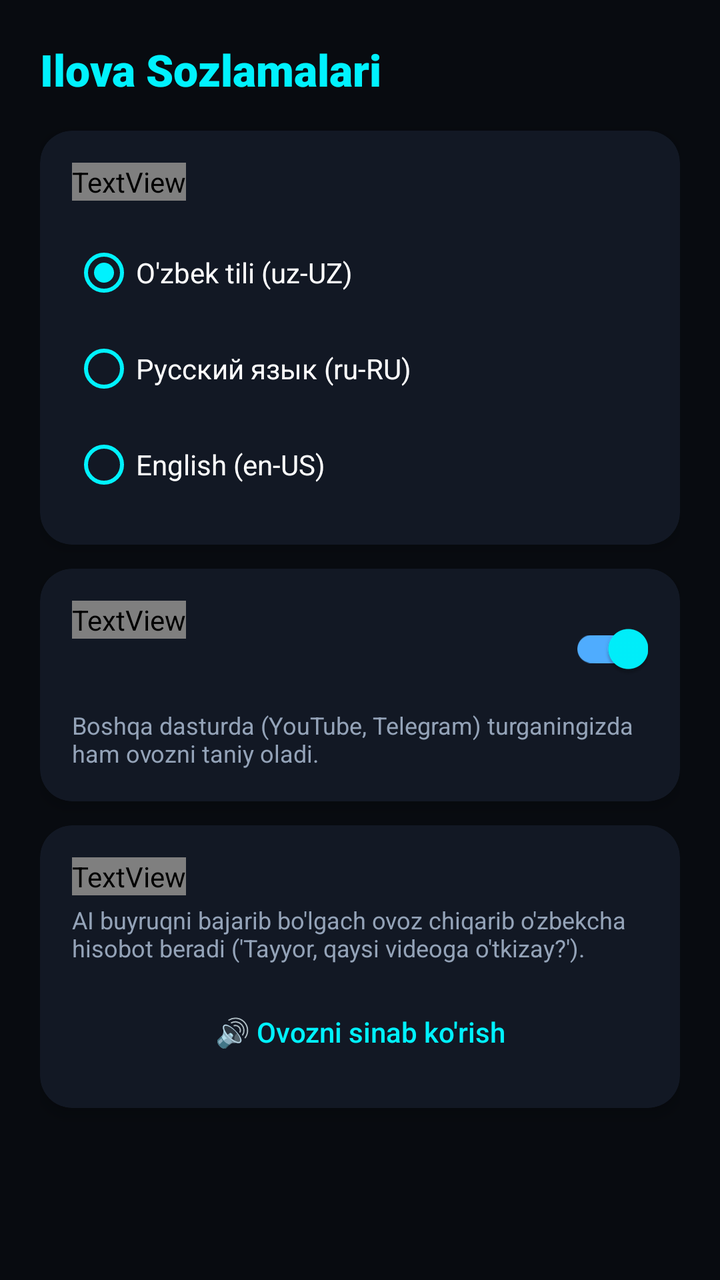
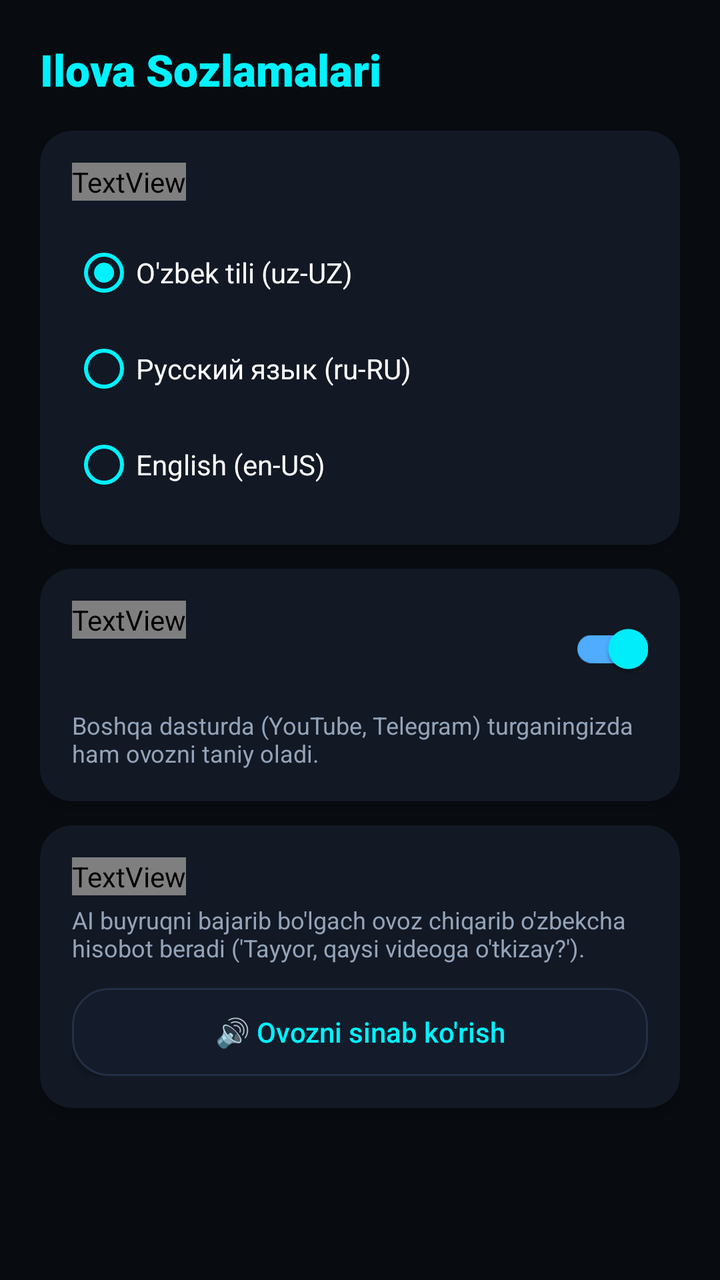

Before-and-after screenshots of an Android layout around one commit, followed by the original layout XML and the change that was made.
<!-- AndroidManifest.xml: application theme Theme.SupportAI -->
<!-- res/layout/fragment_settings.xml -->
<?xml version="1.0" encoding="utf-8"?>
<androidx.core.widget.NestedScrollView xmlns:android="http://schemas.android.com/apk/res/android"
    xmlns:app="http://schemas.android.com/apk/res-auto"
    android:layout_width="match_parent"
    android:layout_height="match_parent"
    android:background="@color/bg_main"
    android:fillViewport="true">

    <LinearLayout
        android:layout_width="match_parent"
        android:layout_height="wrap_content"
        android:orientation="vertical"
        android:padding="20dp">

        <TextView
            android:layout_width="wrap_content"
            android:layout_height="wrap_content"
            android:fontFamily="sans-serif-black"
            android:text="@string/settings_title"
            android:textColor="@color/neon_cyan"
            android:textSize="22sp" />

        
        <androidx.cardview.widget.CardView
            android:layout_width="match_parent"
            android:layout_height="wrap_content"
            android:layout_marginTop="16dp"
            app:cardBackgroundColor="@color/bg_card"
            app:cardCornerRadius="16dp"
            app:cardElevation="4dp">

            <LinearLayout
                android:layout_width="match_parent"
                android:layout_height="wrap_content"
                android:orientation="vertical"
                android:padding="16dp">

                <TextView
                    android:layout_width="wrap_content"
                    android:layout_height="wrap_content"
                    android:fontFamily="sans-serif-bold"
                    android:text="@string/setting_language_title"
                    android:textColor="@color/text_primary"
                    android:textSize="15sp" />

                <RadioGroup
                    android:id="@+id/rg_languages"
                    android:layout_width="match_parent"
                    android:layout_height="wrap_content"
                    android:layout_marginTop="12dp">

                    <RadioButton
                        android:id="@+id/rb_lang_uz"
                        android:layout_width="match_parent"
                        android:layout_height="wrap_content"
                        android:checked="true"
                        android:paddingVertical="8dp"
                        android:text="@string/lang_uz"
                        android:textColor="@color/text_primary"
                        app:buttonTint="@color/neon_cyan" />

                    <RadioButton
                        android:id="@+id/rb_lang_ru"
                        android:layout_width="match_parent"
                        android:layout_height="wrap_content"
                        android:paddingVertical="8dp"
                        android:text="@string/lang_ru"
                        android:textColor="@color/text_primary"
                        app:buttonTint="@color/neon_cyan" />

                    <RadioButton
                        android:id="@+id/rb_lang_en"
                        android:layout_width="match_parent"
                        android:layout_height="wrap_content"
                        android:paddingVertical="8dp"
                        android:text="@string/lang_en"
                        android:textColor="@color/text_primary"
                        app:buttonTint="@color/neon_cyan" />
                </RadioGroup>
            </LinearLayout>
        </androidx.cardview.widget.CardView>

        
        <androidx.cardview.widget.CardView
            android:layout_width="match_parent"
            android:layout_height="wrap_content"
            android:layout_marginTop="12dp"
            app:cardBackgroundColor="@color/bg_card"
            app:cardCornerRadius="16dp"
            app:cardElevation="4dp">

            <LinearLayout
                android:layout_width="match_parent"
                android:layout_height="wrap_content"
                android:orientation="vertical"
                android:padding="16dp">

                <RelativeLayout
                    android:layout_width="match_parent"
                    android:layout_height="wrap_content">

                    <TextView
                        android:layout_width="wrap_content"
                        android:layout_height="wrap_content"
                        android:fontFamily="sans-serif-bold"
                        android:text="Doimiy tinglash ('Hey AI')"
                        android:textColor="@color/text_primary"
                        android:textSize="15sp" />

                    <androidx.appcompat.widget.SwitchCompat
                        android:id="@+id/switch_wake_word"
                        android:layout_width="wrap_content"
                        android:layout_height="wrap_content"
                        android:layout_alignParentEnd="true"
                        android:checked="true"
                        app:thumbTint="@color/neon_cyan"
                        app:trackTint="@color/neon_blue" />
                </RelativeLayout>

                <TextView
                    android:layout_width="match_parent"
                    android:layout_height="wrap_content"
                    android:layout_marginTop="6dp"
                    android:text="Boshqa dasturda (YouTube, Telegram) turganingizda ham ovozni taniy oladi."
                    android:textColor="@color/text_secondary"
                    android:textSize="12sp" />
            </LinearLayout>
        </androidx.cardview.widget.CardView>

        
        <androidx.cardview.widget.CardView
            android:layout_width="match_parent"
            android:layout_height="wrap_content"
            android:layout_marginTop="12dp"
            app:cardBackgroundColor="@color/bg_card"
            app:cardCornerRadius="16dp"
            app:cardElevation="4dp">

            <LinearLayout
                android:layout_width="match_parent"
                android:layout_height="wrap_content"
                android:orientation="vertical"
                android:padding="16dp">

                <TextView
                    android:layout_width="wrap_content"
                    android:layout_height="wrap_content"
                    android:fontFamily="sans-serif-bold"
                    android:text="@string/setting_tts_title"
                    android:textColor="@color/text_primary"
                    android:textSize="15sp" />

                <TextView
                    android:layout_width="match_parent"
                    android:layout_height="wrap_content"
                    android:layout_marginTop="4dp"
                    android:text="AI buyruqni bajarib bo'lgach ovoz chiqarib o'zbekcha hisobot beradi ('Tayyor, qaysi videoga o'tkizay?')."
                    android:textColor="@color/text_secondary"
                    android:textSize="12sp" />

                <androidx.appcompat.widget.AppCompatButton
                    android:id="@+id/btn_test_speech"
                    android:layout_width="match_parent"
                    android:layout_height="44dp"
                    android:layout_marginTop="12dp"
                    android:background="@drawable/bg_card_secondary"
                    android:text="🔊 Ovozni sinab ko'rish"
                    android:textAllCaps="false"
                    android:textColor="@color/neon_cyan"
                    android:textSize="14sp" />
            </LinearLayout>
        </androidx.cardview.widget.CardView>

    </LinearLayout>
</androidx.core.widget.NestedScrollView>
<!-- resources referenced by this layout -->
<resources>
  <color name="bg_card">#121824</color>
  <color name="bg_main">#080B10</color>
  <color name="neon_blue">#4FACFE</color>
  <color name="neon_cyan">#00F2FE</color>
  <color name="text_primary">#FFFFFF</color>
  <color name="text_secondary">#94A3B8</color>
  <string name="lang_en">English (en-US)</string>
  <string name="lang_ru">Русский язык (ru-RU)</string>
  <string name="lang_uz">O\'zbek tili (uz-UZ)</string>
  <string name="setting_language_title">Tanish Tili (STT):</string>
  <string name="setting_tts_title">Ovozli Javob (TTS):</string>
  <string name="settings_title">Ilova Sozlamalari</string>
  <style name="Theme.SupportAI" parent="Theme.MaterialComponents.DayNight.DarkActionBar">
          <item name="colorPrimary">@color/neon_cyan</item>
          <item name="colorPrimaryVariant">@color/neon_blue</item>
          <item name="colorOnPrimary">@color/bg_main</item>
          <item name="colorSecondary">@color/neon_purple</item>
          <item name="colorSecondaryVariant">@color/neon_pink</item>
          <item name="colorOnSecondary">@color/text_primary</item>
          <item name="android:statusBarColor">@color/bg_main</item>
          <item name="android:navigationBarColor">@color/bg_main</item>
          <item name="android:windowBackground">@color/bg_main</item>
      </style>
  <color name="neon_purple">#8A2387</color>
  <color name="neon_pink">#E94057</color>
</resources>

<!-- the commit's change to res/layout/fragment_settings.xml (unified diff, before → after) -->
@@ -163,7 +163,7 @@
                     android:layout_width="match_parent"
                     android:layout_height="44dp"
                     android:layout_marginTop="12dp"
-                    android:background="@drawable/bg_card_secondary"
+                    android:background="@drawable/bg_card"
                     android:text="🔊 Ovozni sinab ko'rish"
                     android:textAllCaps="false"
                     android:textColor="@color/neon_cyan"
<!-- resource entries referenced after the edit -->
@@ -6,6 +6,16 @@
   <color name="neon_cyan">#00F2FE</color>
   <color name="text_primary">#FFFFFF</color>
   <color name="text_secondary">#94A3B8</color>
+  <!-- drawable bg_card (drawable) -->
+  <?xml version="1.0" encoding="utf-8"?>
+  <shape xmlns:android="http://schemas.android.com/apk/res/android"
+      android:shape="rectangle">
+      <solid android:color="#141C2B" />
+      <corners android:radius="18dp" />
+      <stroke
+          android:width="1dp"
+          android:color="#232F45" />
+  </shape>
   <string name="lang_en">English (en-US)</string>
   <string name="lang_ru">Русский язык (ru-RU)</string>
   <string name="lang_uz">O\'zbek tili (uz-UZ)</string>
